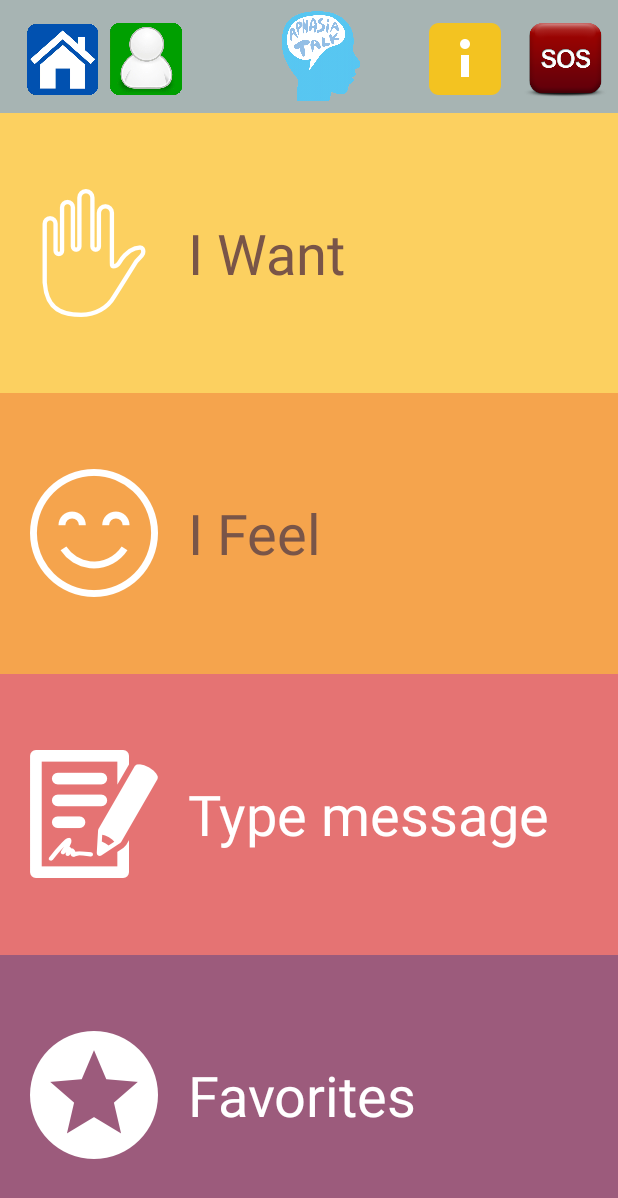
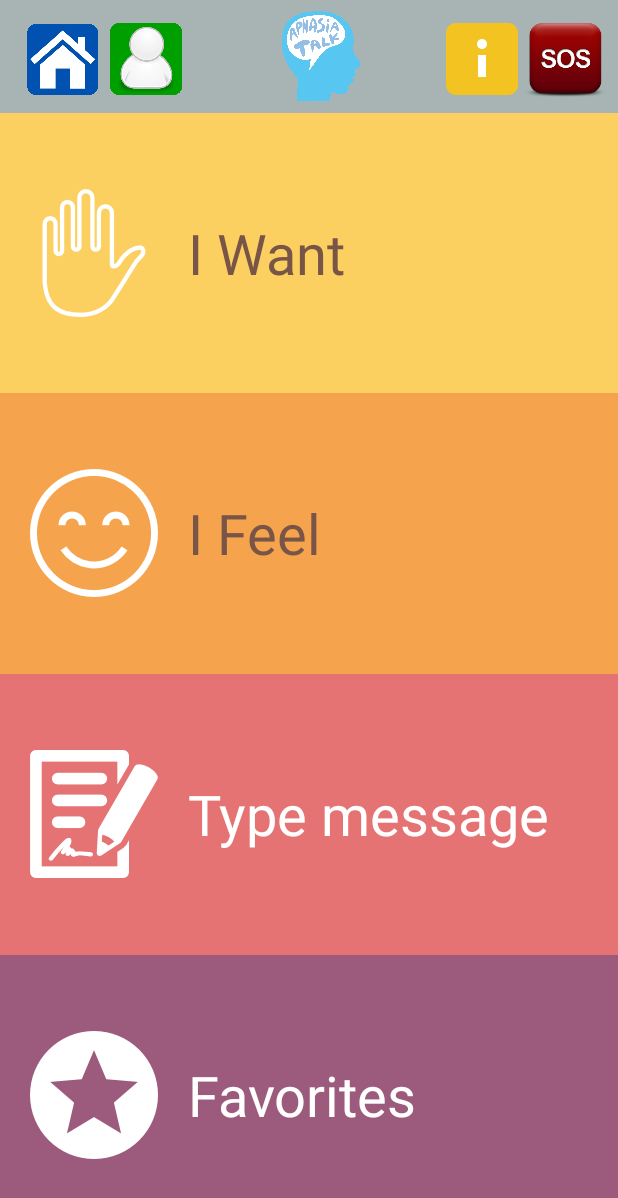
Before and after one commit to Primthiphorn/NewAphasiaTalkHelperEn, an Android app: the screen it shows after launch (MainActivity), on a phone screen of 412 x 824 dp. Shown: the top 1198 px of the screen. Run offline under Robolectric (Android 15) with nearby library versions, the phone set to English and light mode, and no system bars; our stand-ins replace Firebase (no records; nobody signed in at launch, a user with empty details on screens opened directly).

Commit message:
no message

```diff
--- a/app/src/main/res/layout/toolbar.xml
+++ b/app/src/main/res/layout/toolbar.xml
@@ -59,7 +59,9 @@
                 android:layout_height="64dp"
                 android:src="@mipmap/icon_info"
                 android:layout_marginTop="2dp"
+                android:layout_marginRight="-11dp"
                 android:layout_gravity="center"
+
                 />
 
                 <ImageView
```
Also changed, not shown: 2 other files.
